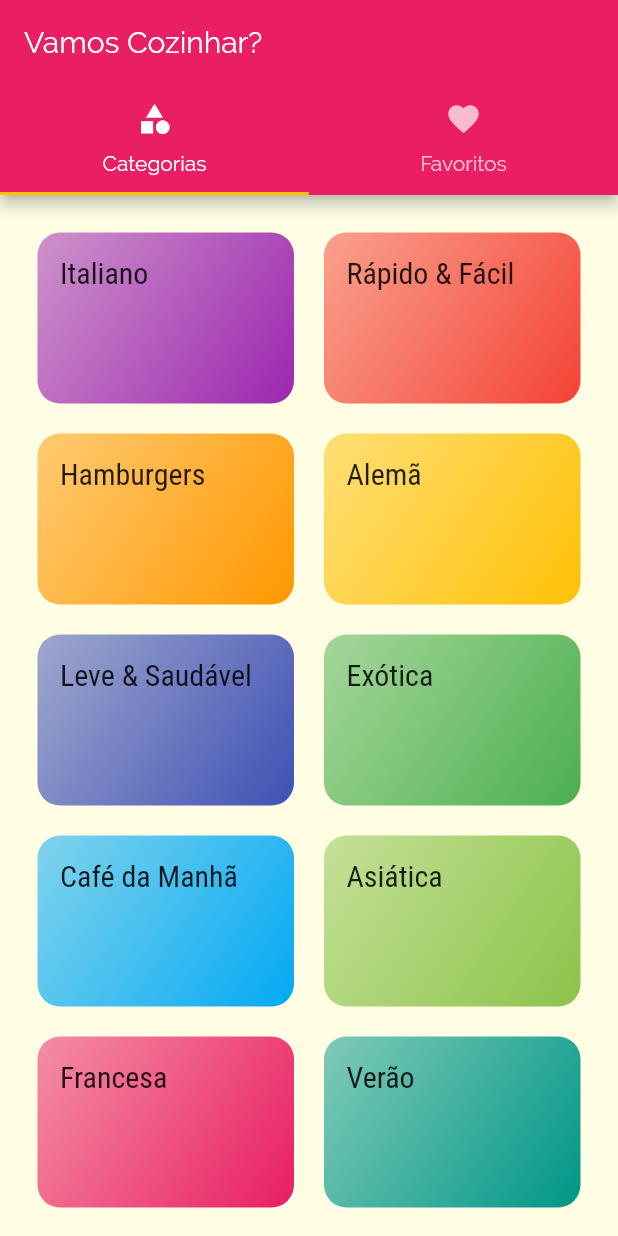
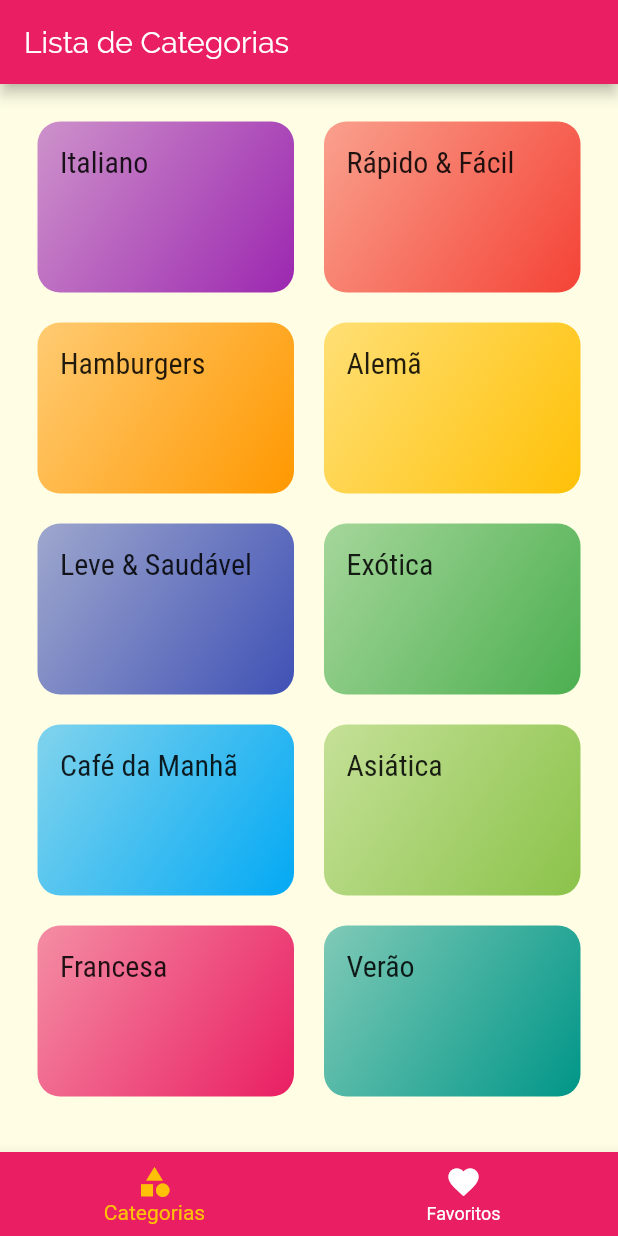
Before and after one commit to maycon7rocha/meals, a Flutter app: the screen it shows after launch, on a phone screen of 412 x 824 dp. Run offline on Flutter 3.47's test engine with Material 2 defaults, Android fonts, the phone set to English and light mode, and no system bars.

Commit message:
185 -  navegaçao por tab inferior

```diff
--- a/lib/screens/tabs_screen.dart
+++ b/lib/screens/tabs_screen.dart
@@ -3,35 +3,52 @@ import 'package:flutter/material.dart';
 import 'categories_screens.dart';
 import 'favorite_screen.dart';
 
-class TabsScreen extends StatelessWidget {
+class TabsScreen extends StatefulWidget {
   const TabsScreen({Key key}) : super(key: key);
 
   @override
+  _TabsScreenState createState() => _TabsScreenState();
+}
+
+class _TabsScreenState extends State<TabsScreen> {
+  int _selectedScreenIndex = 0;
+
+  final List<Map<String, Object>> _screens = [
+    {'title': 'Lista de Categorias', 'screen': CategoriesScreen()},
+    {'title': 'Meus Favoritos', 'screen': FavoriteScreen()},
+  ];
+
+  _selectScreen(int index) {
+    setState(() {
+      _selectedScreenIndex = index;
+    });
+  }
+
+  @override
   Widget build(BuildContext context) {
-    return DefaultTabController(
-      length: 2,
-      child: Scaffold(
-        appBar: AppBar(
-          title: Text('Vamos Cozinhar?'),
-          bottom: TabBar(
-            tabs: [
-              Tab(
-                icon: Icon(Icons.category),
-                text: 'Categorias',
-              ),
-              Tab(
-                icon: Icon(Icons.favorite),
-                text: 'Favoritos',
-              ),
-            ],
+    return Scaffold(
+      appBar: AppBar(
+        title: Text(
+          _screens[_selectedScreenIndex]['title'],
+        ),
+      ),
+      body: _screens[_selectedScreenIndex]['screen'],
+      bottomNavigationBar: BottomNavigationBar(
+        onTap: _selectScreen,
+        backgroundColor: Theme.of(context).primaryColor,
+        unselectedItemColor: Colors.white,
+        selectedItemColor: Theme.of(context).accentColor,
+        currentIndex: _selectedScreenIndex,
+        items: [
+          BottomNavigationBarItem(
+            icon: Icon(Icons.category),
+            title: Text('Categorias'),
           ),
-        ),
-        body: TabBarView(
-          children: [
-            CategoriesScreen(),
-            FavoriteScreen(),
-          ],
-        ),
+          BottomNavigationBarItem(
+            icon: Icon(Icons.favorite),
+            title: Text('Favoritos'),
+          )
+        ],
       ),
     );
   }
```
